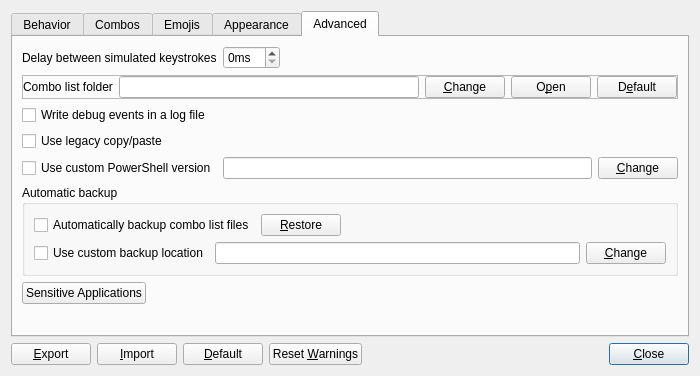
Old version of the form Beeftext/PreferencesDialog.ui in the repository xmichelo/Beeftext.
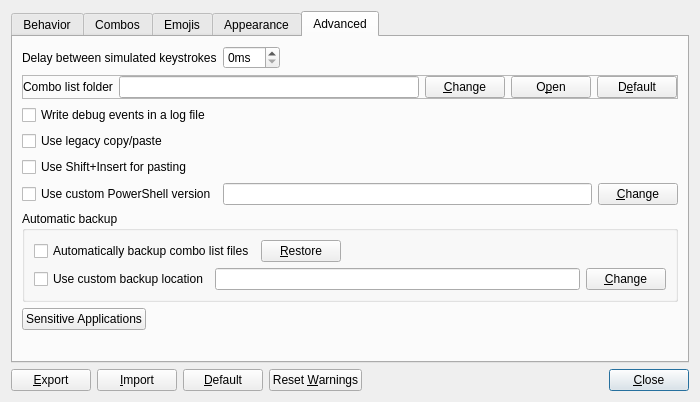
New version of the form. The open tabs and pages were chosen to show the change.

Commit message:
Added preference to use Shift+Insert instead of Ctrl+V for pasting.
Fixed #375.

```diff
--- a/Beeftext/PreferencesDialog.ui
+++ b/Beeftext/PreferencesDialog.ui
@@ -7,7 +7,7 @@
     <x>0</x>
     <y>0</y>
     <width>700</width>
-    <height>376</height>
+    <height>402</height>
    </rect>
   </property>
   <property name="minimumSize">
@@ -847,6 +847,13 @@
          </property>
         </widget>
        </item>
+       <item>
+        <widget class="QCheckBox" name="checkUseShiftInsertForPasting">
+         <property name="text">
+          <string>Use Shift+Insert for pasting</string>
+         </property>
+        </widget>
+       </item>
        <item>
         <layout class="QHBoxLayout" name="horizontalLayout_18">
          <item>
```
Left out of the diff: 43 changed lines with no effect on the pictures. The commit also changes 6 other files.
